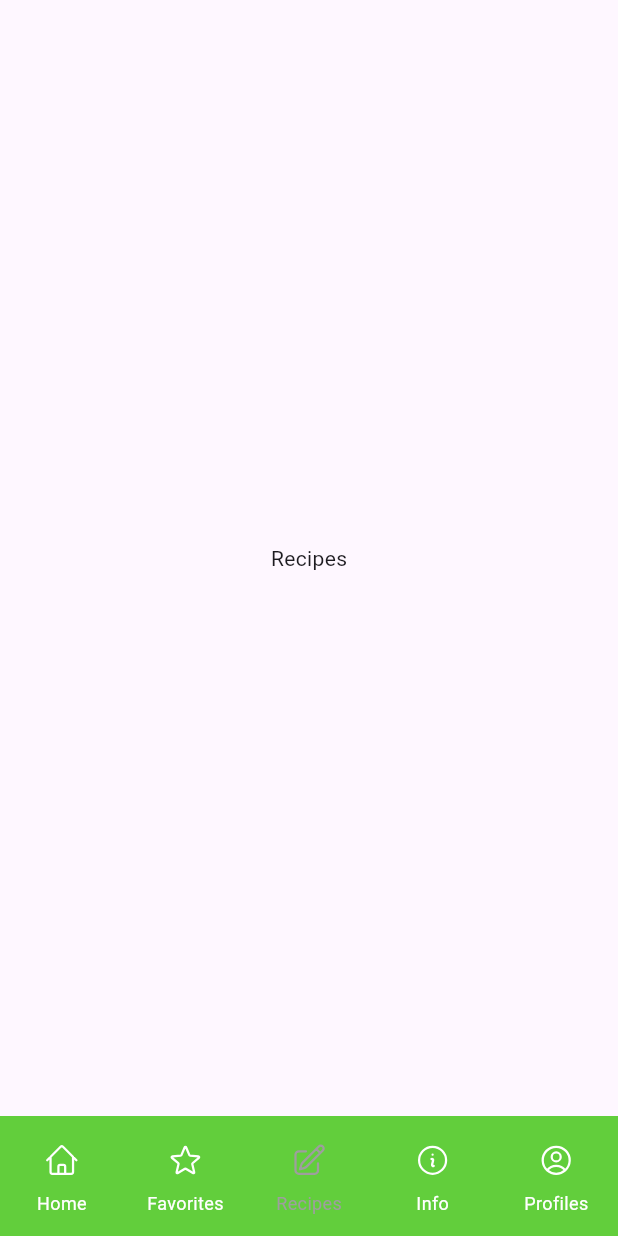
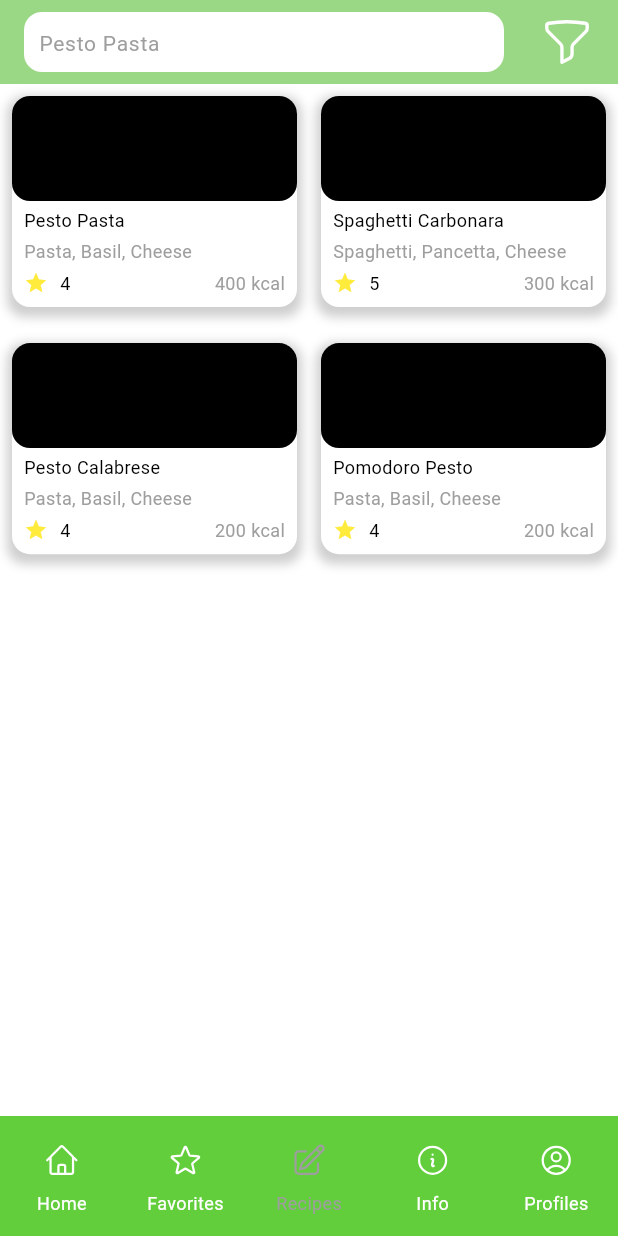
Before and after one commit to Fairuzzzzz/TaskApp, a Flutter app: the screen it shows after launch, item 3 of the bottom bar chosen, on a phone screen of 412 x 824 dp. Run offline on Flutter 3.47's test engine with Material 3 defaults, Android fonts, the phone set to English and light mode, and no system bars; our stand-ins replace flutter_svg.

Commit message:
add recipes and recipes details page

```diff
--- a/lib/models/recipes_models.dart
+++ b/lib/models/recipes_models.dart
@@ -3,6 +3,8 @@ class RecipesModels {
   final String imageUrl;
   final String description;
   final String ingredients;
+  final String eattime;
+  final String from;
   final int calories;
   final int rating;
 
@@ -11,6 +13,8 @@ class RecipesModels {
       required this.imageUrl,
       required this.description,
       required this.ingredients,
+      required this.eattime,
+      required this.from,
       required this.calories,
       required this.rating});
 
@@ -20,6 +24,8 @@ class RecipesModels {
         imageUrl: "",
         description: "Pesto pasta is a simple and delicious dish",
         ingredients: "Pasta, Basil, Cheese",
+        eattime: "Lunch",
+        from: "Italy",
         calories: 400,
         rating: 4),
     RecipesModels(
@@ -27,7 +33,28 @@ class RecipesModels {
         imageUrl: "",
         description: "Spaghetti Carbonara is a classic pasta dish",
         ingredients: "Spaghetti, Pancetta, Cheese",
+        eattime: "Dinner",
+        from: "Italy",
         calories: 300,
-        rating: 5)
+        rating: 5),
+    RecipesModels(
+      title: "Pesto Calabrese",
+      imageUrl: "",
+      description: "Pesto Calabrese is a simple and delicious dish",
+      ingredients: "Pasta, Basil, Cheese",
+      eattime: "Lunch",
+      from: "Italy",
+      calories: 200,
+      rating: 4,
+    ),
+    RecipesModels(
+        title: "Pomodoro Pesto",
+        imageUrl: "",
+        description: "Pomodoro Pesto is a simple and delicious dish",
+        ingredients: "Pasta, Basil, Cheese",
+        eattime: "Lunch",
+        from: "Italy",
+        calories: 200,
+        rating: 4)
   ];
 }
--- a/lib/pages/mainscreen.dart
+++ b/lib/pages/mainscreen.dart
@@ -3,6 +3,7 @@ import 'package:flutter_svg/flutter_svg.dart';
 import 'package:taskapp/pages/favorites.dart';
 import 'package:taskapp/pages/home.dart';
 import 'package:taskapp/pages/info.dart';
+import 'package:taskapp/pages/recipes.dart';
 
 class MainScreen extends StatefulWidget {
   const MainScreen({super.key});
@@ -17,7 +18,7 @@ class _MainScreenState extends State<MainScreen> {
   static final List<Widget> _pages = [
     HomePage(),
     FavoritesPage(),
-    const Center(child: Text("Recipes")),
+    RecipesPage(),
     InfoPage(),
     const Center(
       child: Text("Profiles"),
--- /dev/null
+++ b/lib/pages/recipes.dart
@@ -0,0 +1,149 @@
+import 'package:flutter/material.dart';
+import 'package:flutter_svg/flutter_svg.dart';
+import 'package:taskapp/models/recipes_models.dart';
+import 'package:taskapp/pages/recipes_details.dart';
+
+class RecipesPage extends StatefulWidget {
+  const RecipesPage({super.key});
+
+  @override
+  State<RecipesPage> createState() => _RecipesPageState();
+}
+
+class _RecipesPageState extends State<RecipesPage> {
+  List<RecipesModels> recipes = RecipesModels.recipes;
+  String searchValue = "Pesto Pasta";
+  @override
+  Widget build(BuildContext context) {
+    return Scaffold(
+      appBar: AppBar(
+        title: Row(
+          mainAxisAlignment: MainAxisAlignment.spaceBetween,
+          children: [
+            Container(
+              height: 40,
+              width: 320,
+              decoration: BoxDecoration(
+                  color: Colors.white, borderRadius: BorderRadius.circular(12)),
+              child: TextField(
+                  onTap: () {
+                    setState(() {
+                      searchValue = '';
+                    });
+                  },
+                  decoration: InputDecoration(
+                      contentPadding:
+                          EdgeInsets.symmetric(horizontal: 10, vertical: 14),
+                      isDense: true,
+                      labelText: searchValue,
+                      labelStyle: TextStyle(
+                          color: Colors.grey,
+                          fontSize: 14,
+                          overflow: TextOverflow.visible),
+                      alignLabelWithHint: true,
+                      border: InputBorder.none)),
+            ),
+            SvgPicture.asset(
+              'assets/icons/Funnel.svg',
+              width: 36,
+              height: 36,
+              color: Colors.white,
+            )
+          ],
+        ),
+        backgroundColor: Color(0xFF9BD886),
+      ),
+      body: Padding(
+          padding: EdgeInsets.all(8),
+          child: GridView.builder(
+              gridDelegate: SliverGridDelegateWithFixedCrossAxisCount(
+                crossAxisCount: 2,
+                crossAxisSpacing: 16,
+                mainAxisSpacing: 24,
+                childAspectRatio: 2.7 / 2,
+              ),
+              itemCount: recipes.length,
+              itemBuilder: (context, index) {
+                return GestureDetector(
+                  onTap: () {
+                    Navigator.push(
+                        context,
+                        MaterialPageRoute(
+                            builder: (context) => RecipesDetailsPage(
+                                  recipes: recipes[index],
+                                )));
+                  },
+                  child: Container(
+                    height: 300,
+                    width: double.infinity,
+                    decoration: BoxDecoration(
+                        color: Colors.white,
+                        borderRadius: BorderRadius.circular(12),
+                        boxShadow: [
+                          BoxShadow(
+                              color: Colors.grey.withOpacity(0.5),
+                              spreadRadius: 3,
+                              blurRadius: 5,
+                              offset: Offset(0, 3))
+                        ]),
+                    child: Column(
+                      crossAxisAlignment: CrossAxisAlignment.start,
+                      children: [
+                        Container(
+                          height: 70,
+                          width: double.infinity,
+                          decoration: BoxDecoration(
+                              color: Colors.black,
+                              borderRadius: BorderRadius.circular(12)),
+                        ),
+                        Padding(
+                          padding: const EdgeInsets.symmetric(
+                              horizontal: 8, vertical: 4),
+                          child: Text(recipes[index].title,
+                              style:
+                                  TextStyle(fontSize: 12, color: Colors.black)),
+                        ),
+                        Padding(
+                          padding: const EdgeInsets.symmetric(horizontal: 8),
+                          child: Text(recipes[index].ingredients,
+                              style:
+                                  TextStyle(fontSize: 12, color: Colors.grey)),
+                        ),
+                        SizedBox(height: 4),
+                        Row(
+                            crossAxisAlignment: CrossAxisAlignment.start,
+                            mainAxisAlignment: MainAxisAlignment.spaceBetween,
+                            children: [
+                              Row(children: [
+                                Padding(
+                                  padding:
+                                      const EdgeInsets.symmetric(horizontal: 8),
+                                  child: Icon(
+                                    Icons.star,
+                                    color: Colors.yellow,
+                                    size: 16,
+                                  ),
+                                ),
+                                Text(recipes[index].rating.toString(),
+                                    style: TextStyle(
+                                        fontSize: 12, color: Colors.black))
+                              ]),
+                              Padding(
+                                padding:
+                                    const EdgeInsets.symmetric(horizontal: 8),
+                                child: Text(
+                                  '${recipes[index].calories} kcal',
+                                  style: TextStyle(
+                                      fontSize: 12, color: Colors.grey),
+                                ),
+                              )
+                            ])
+                      ],
+                    ),
+                  ),
+                );
+              })),
+      backgroundColor: Colors.white,
+    );
+  }
+}
```
Also changed, not shown: lib/pages/recipes_details.dart (added, +222 -0 lines), assets/icons/ArrowUpTray.svg (added), assets/icons/Funnel.svg (added), assets/icons/GlobeAlt.svg (added), assets/icons/Heart.svg (added), assets/icons/restaurant.svg (added), assets/icons/utensils.svg (added).
